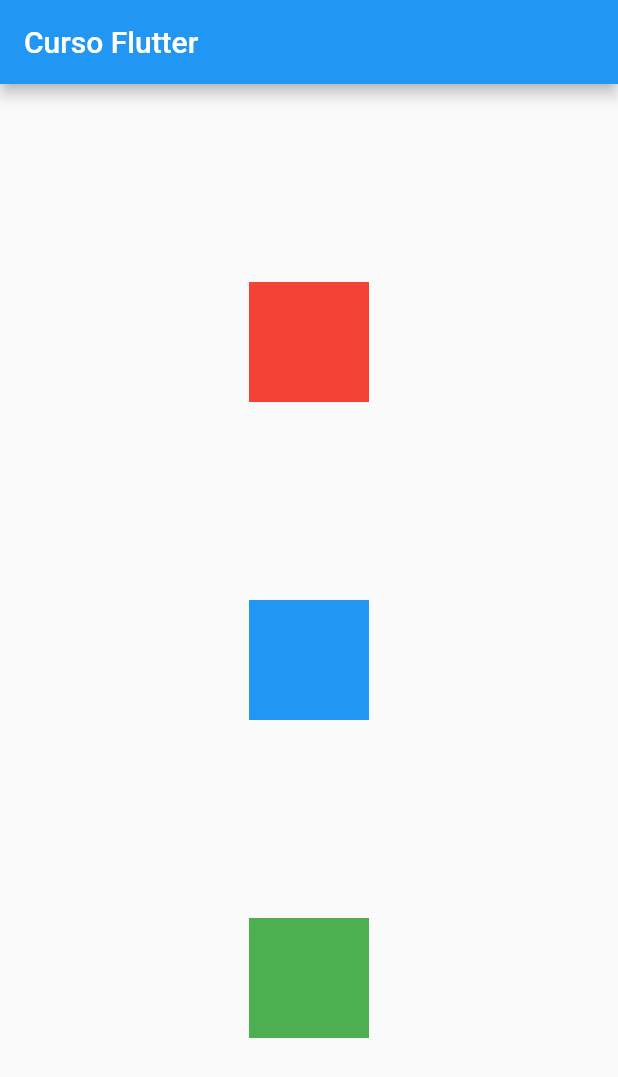
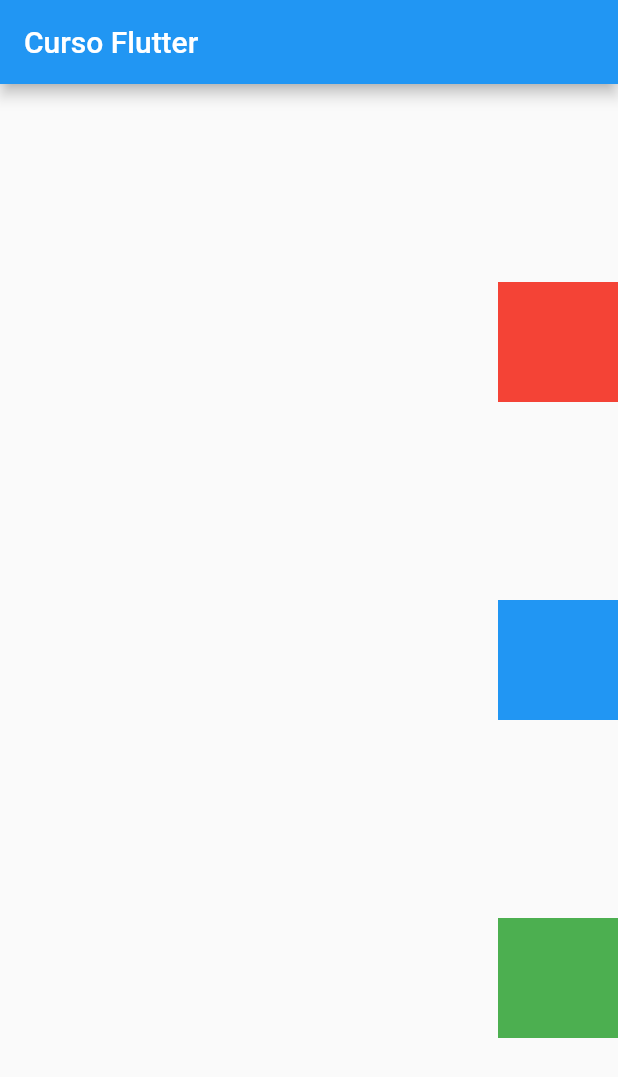
Before and after one commit to paulocf92/flutter-course-2022, a Flutter app: the screen it shows after launch, on a phone screen of 412 x 824 dp. Shown: the top 1077 px of the screen. Run offline on Flutter 3.47's test engine with Material 2 defaults, Android fonts, the phone set to English and light mode, and no system bars.

Commit message:
study: cross axis alignment in a column (default horizontally)

```diff
--- a/lib/main.dart
+++ b/lib/main.dart
@@ -19,9 +19,11 @@ class _MyHomePageState extends State<MyHomePage> {
         appBar: AppBar(
           title: const Text('Curso Flutter'),
         ),
-        body: Center(
+        body: SizedBox(
+            width: double.infinity,
             child: Column(
               mainAxisAlignment: MainAxisAlignment.spaceEvenly,
+              crossAxisAlignment: CrossAxisAlignment.end,
               children: [
                 Container(
                   width: 80,
```
Lines whose indentation alone changed are shown as unchanged.
